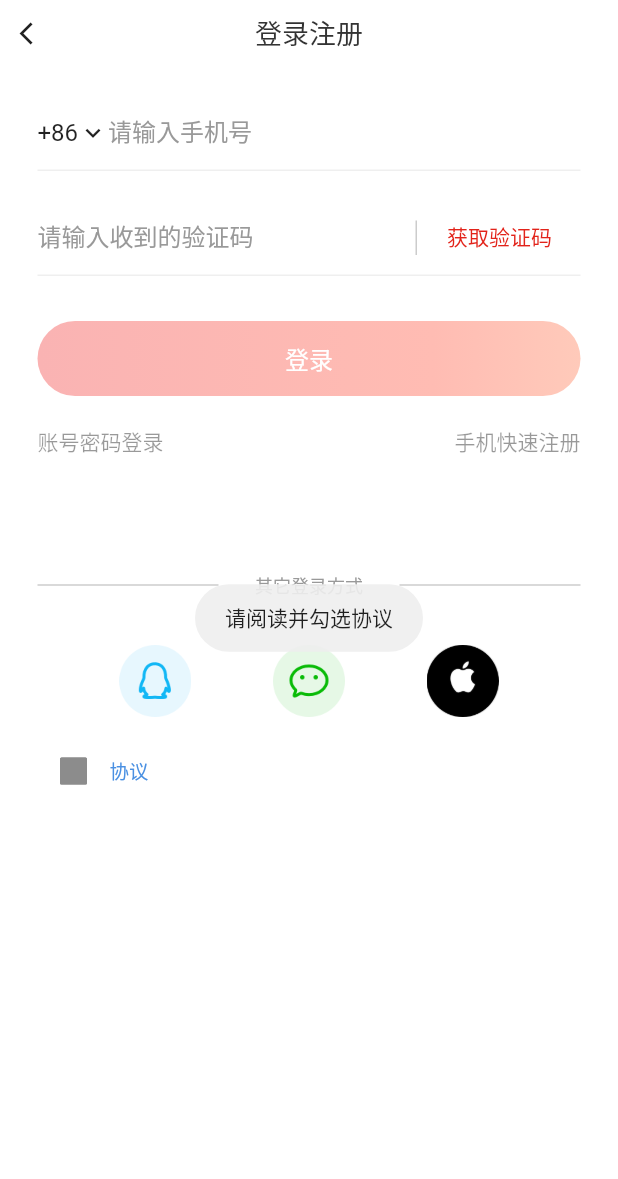
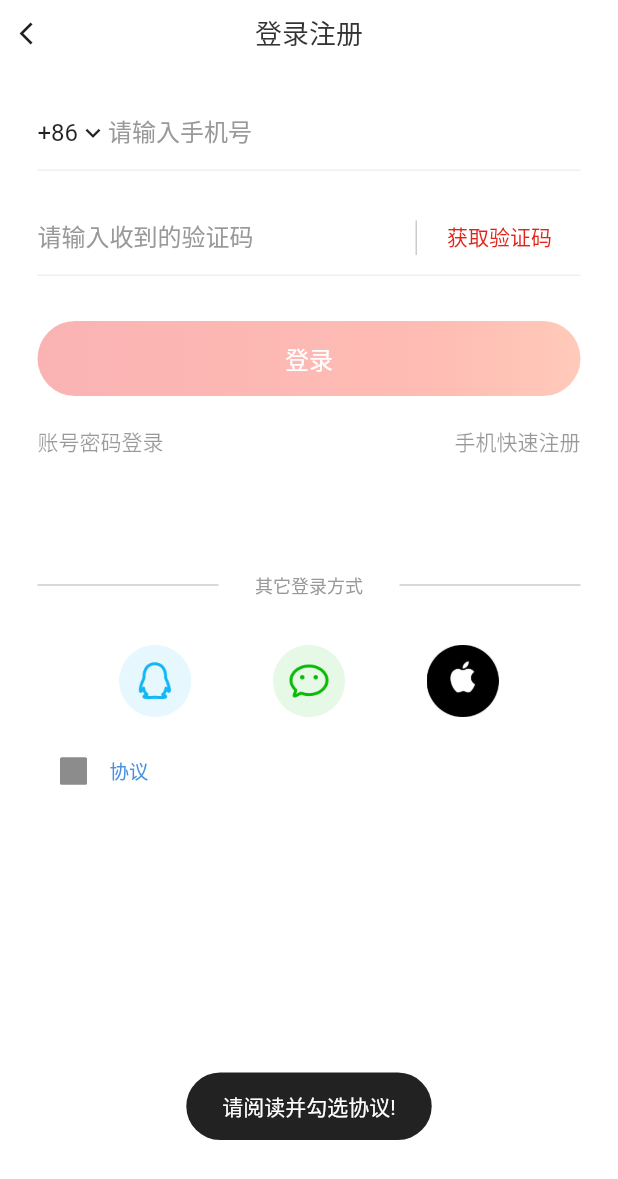
Before and after one commit to 66414380/jd_demo_202302, a Flutter app: the Login screen opened by its route, after a tap on "获取验证码", on a phone screen of 412 x 824 dp. Shown: the top 1179 px of the screen. Run offline on Flutter 3.47's test engine with Material 2 defaults, Android fonts, the phone set to English and light mode, and no system bars; our stand-ins replace dio, easy_refresh, flutter_keyboard_visibility, fluttertoast, go_router, preload_page_view and 3 more; accounts and stored records are empty; network calls fail.

Commit message:
更新代码

```diff
--- /dev/null
+++ b/lib/components/customToast.dart
@@ -0,0 +1,64 @@
+import 'package:flutter/material.dart';
+import 'package:fluttertoast/fluttertoast.dart';
+import 'package:jd_demo_202302/main.dart';
+
+/*
+MaterialApp.router(
+          builder: (BuildContext context, Widget? child) {
+            return MaterialApp(
+              navigatorKey: navigatorKey, // 使用fToast需要设置navigatorKey FToastBuilder()
+              builder: FToastBuilder(),
+              home: child,
+            );
+          },
+          title: 'Jd Demo',
+          theme: ThemeData(
+            primarySwatch: Colors.blue,
+          ),
+          routerConfig: router(),
+        )
+需要先在根页面初始化  GlobalKey<NavigatorState> navigatorKey = GlobalKey<NavigatorState>(); 或者 CustomToast(context);
+再在需要的地方调用 CustomToast().showToast('再次返回退出');
+ */
+class CustomToast {
+  static CustomToast? instance;
+  factory CustomToast() => instance ??= CustomToast.init();
+  FToast fToast = FToast();
+
+  CustomToast.init() {
+    // context不能为null，否则将会卡住代码（不会报错!），不能调用CustomToast().showToast('123')
+    // print('111111${navigatorKey.currentContext}');
+    fToast.init(navigatorKey.currentContext!);
+  }
+
+  showToast(name) {
+    fToast.showToast(
+      child: toastWidget(name),
+        gravity: ToastGravity.BOTTOM,
+        toastDuration: const Duration(seconds: 2),
+    );
+  }
+
+  closeToast() {
+    fToast.removeCustomToast();
+  }
+
+  Widget toastWidget(name) {
+    return Container(
+      padding: const EdgeInsets.symmetric(horizontal: 24.0, vertical: 12.0),
+      decoration: BoxDecoration(
+        borderRadius: BorderRadius.circular(25.0),
+        color: Colors.black87,
+      ),
+      child: Row(
+        mainAxisSize: MainAxisSize.min,
+        children: [
+          Text(
+            name,
+            style: const TextStyle(color: Colors.white),
+          ),
+        ],
+      ),
+    );
+  }
+}
--- a/lib/login.dart
+++ b/lib/login.dart
@@ -1,13 +1,18 @@
+import 'dart:async';
+
 import 'package:flutter/cupertino.dart';
 import 'package:flutter/material.dart';
 import 'package:flutter/services.dart';
+import 'package:flutter_keyboard_visibility/flutter_keyboard_visibility.dart';
 import 'package:fluttertoast/fluttertoast.dart';
 import 'package:go_router/go_router.dart';
 import 'package:jd_demo_202302/components/confirmDialog.dart';
 import 'package:jd_demo_202302/components/countryPicker.dart';
 import 'package:jd_demo_202302/components/customAppBar.dart';
 import 'package:jd_demo_202302/components/customPageRoute.dart';
+import 'package:jd_demo_202302/components/customToast.dart';
 import 'package:jd_demo_202302/model/bottomBarListModel.dart';
+import 'package:jd_demo_202302/utils/utils.dart';
 import 'package:provider/provider.dart';
 import 'package:shared_preferences/shared_preferences.dart';
 
@@ -26,6 +31,7 @@ class _LoginState extends State<Login> {
   late bool checkSubmit = false;
   final Future<SharedPreferences> _prefs = SharedPreferences.getInstance();
   late String country = '86';
+  late StreamSubscription<bool> keyboardSubscription;
   @override
   void initState() {
     super.initState();
@@ -35,6 +41,16 @@ class _LoginState extends State<Login> {
     codeController.addListener(() {
       setState(() {}); // 需要更新才能动态改变Icon
     });
+
+    var keyboardVisibilityController = KeyboardVisibilityController();
+    // Query
+    print('Keyboard visibility direct query: ${keyboardVisibilityController.isVisible}');
+
+    // Subscribe
+    keyboardSubscription = keyboardVisibilityController.onChange.listen((bool visible) {
+      print('Keyboard visibility update. Is visible: $visible');
+    });
+
   }
 
   @override
@@ -42,11 +58,12 @@ class _LoginState extends State<Login> {
     super.dispose();
     phoneController.dispose();
     codeController.dispose();
+    keyboardSubscription.cancel();
   }
 
-  get checkColor  {
+  get checkColor {
     var phoneCheck = RegExp(r"^1[3-9]\d{9}$").hasMatch(phoneController.text);
-    if(isChecked && phoneCheck && codeController.text.length == 6) {
+    if (isChecked && phoneCheck && codeController.text.length == 6) {
       checkSubmit = true;
       return [
         const Color(0xfff10000),
@@ -65,7 +82,8 @@ class _LoginState extends State<Login> {
 
   @override
   Widget build(BuildContext context) {
-    return Scaffold(
+    return KeyboardDismissOnTap(
+        child: Scaffold(
             backgroundColor: Colors.white,
             body: ListView(
               children: [
@@ -88,8 +106,8 @@ class _LoginState extends State<Login> {
                         child: Center(
                           child: Text(
                             '登录注册',
-                        style:
-                            TextStyle(fontSize: 18, color: Color(0xff333333)),
+                            style: TextStyle(
+                                fontSize: 18, color: Color(0xff333333)),
                           ),
                         ),
                       ),
@@ -110,35 +128,46 @@ class _LoginState extends State<Login> {
                                 Container(
                                   height: 50,
                                   margin: const EdgeInsets.only(top: 20),
-                              padding: const EdgeInsets.symmetric(vertical: 10),
+                                  padding:
+                                      const EdgeInsets.symmetric(vertical: 10),
                                   decoration: const BoxDecoration(
                                       border: Border(
                                           bottom: BorderSide(
-                                          width: 1, color: Color(0xffefefef)))),
+                                              width: 1,
+                                              color: Color(0xffefefef)))),
                                   child: Row(
                                     children: [
-                                  GestureDetector(onTap: () async {
-                                    final res = await Navigator.of(context).push(CupertinoPageRoute(builder: (context) => const CountryPicker())); // iso页面跳转
+                                      GestureDetector(
+                                        onTap: () async {
+                                          final res = await Navigator.of(
+                                                  context)
+                                              .push(CupertinoPageRoute(
+                                                  builder: (context) =>
+                                                      const CountryPicker())); // iso页面跳转
                                           // final res = await Navigator.of(context).push(MaterialPageRoute(builder: (context) => const CountryPicker())); // android页面跳转
                                           // final res = await Navigator.of(context).push(EnterExitRoute(exitPage: widget, enterPage: const CountryPicker())); // 自定义左右 原页面数据显示有问题
 
                                           // final res = await Navigator.of(context).push(SlideRoute(page: const CountryPicker()));// 自定义左右
-                                    if(res != null) {
+                                          if (res != null) {
                                             setState(() {
                                               country = res;
                                             });
                                           }
-                                  },child: Row(children: [
+                                        },
+                                        child: Row(
+                                          children: [
                                             Text(
                                               '+$country',
-                                      style: const TextStyle(fontSize: 16),
+                                              style:
+                                                  const TextStyle(fontSize: 16),
                                             ),
                                             const Icon(
                                               Icons.keyboard_arrow_down,
                                               size: 20,
                                             ),
-                                  ],),),
-
+                                          ],
+                                        ),
+                                      ),
                                       Expanded(
                                           child: TextFormField(
                                         controller: phoneController,
@@ -152,8 +181,8 @@ class _LoginState extends State<Login> {
                                           leading: 0.5,
                                         ),
                                         decoration: InputDecoration(
-                                        suffixIcon:
-                                            phoneController.text.isNotEmpty
+                                            suffixIcon: phoneController
+                                                    .text.isNotEmpty
                                                 ? GestureDetector(
                                                     onTap: () {
                                                       phoneController.text = '';
@@ -173,7 +202,8 @@ class _LoginState extends State<Login> {
                                             border: const OutlineInputBorder(
                                                 borderSide: BorderSide.none)),
                                         inputFormatters: <TextInputFormatter>[
-                                      FilteringTextInputFormatter.digitsOnly,
+                                          FilteringTextInputFormatter
+                                              .digitsOnly,
                                           LengthLimitingTextInputFormatter(11)
                                           //限制长度
                                         ],
@@ -185,11 +215,13 @@ class _LoginState extends State<Login> {
                                 Container(
                                   height: 50,
                                   margin: const EdgeInsets.only(top: 20),
-                              padding: const EdgeInsets.symmetric(vertical: 10),
+                                  padding:
+                                      const EdgeInsets.symmetric(vertical: 10),
                                   decoration: const BoxDecoration(
                                       border: Border(
                                           bottom: BorderSide(
-                                          width: 1, color: Color(0xffefefef)))),
+                                              width: 1,
+                                              color: Color(0xffefefef)))),
                                   child: Row(
                                     children: [
                                       Expanded(
@@ -205,8 +237,8 @@ class _LoginState extends State<Login> {
                                           leading: 0.5,
                                         ),
                                         decoration: InputDecoration(
-                                        suffixIcon:
-                                            codeController.text.isNotEmpty
+                                            suffixIcon: codeController
+                                                    .text.isNotEmpty
                                                 ? GestureDetector(
                                                     onTap: () {
                                                       codeController.text = '';
@@ -226,7 +258,8 @@ class _LoginState extends State<Login> {
                                             border: const OutlineInputBorder(
                                                 borderSide: BorderSide.none)),
                                         inputFormatters: <TextInputFormatter>[
-                                      FilteringTextInputFormatter.digitsOnly,
+                                          FilteringTextInputFormatter
+                                              .digitsOnly,
                                           LengthLimitingTextInputFormatter(6)
                                           //限制长度
                                         ],
@@ -235,7 +268,8 @@ class _LoginState extends State<Login> {
                                       Container(
                                         width: 110,
                                         height: 23,
-                                    padding: const EdgeInsets.only(left: 20),
+                                        padding:
+                                            const EdgeInsets.only(left: 20),
                                         decoration: const BoxDecoration(
                                             border: Border(
                                                 left: BorderSide(
@@ -243,21 +277,23 @@ class _LoginState extends State<Login> {
                                                     color: Color(0xffcccccc)))),
                                         child: GestureDetector(
                                             onTap: () {},
-                                      child: GestureDetector(onTap: () {
-                                        if(!isChecked) {
-                                          Fluttertoast.showToast(
-                                            msg: "请阅读并勾选协议",
-                                            gravity: ToastGravity.CENTER
-                                          );
+                                            child: GestureDetector(
+                                              onTap: () {
+                                                if (!isChecked) {
+                                                  // Fluttertoast.showToast(
+                                                  //     msg: "请阅读并勾选协议",
+                                                  //     gravity:
+                                                  //         ToastGravity.CENTER);
+                                                  CustomToast().showToast('请阅读并勾选协议!');
                                                 }
-
-                                      }, child: const Text(
+                                              },
+                                              child: const Text(
                                                 '获取验证码',
                                                 style: TextStyle(
                                                     fontSize: 14,
                                                     color: Color(0xffe2231a)),
-                                      ),)
                                               ),
+                                            )),
                                       )
                                     ],
                                   ),
@@ -271,13 +307,17 @@ class _LoginState extends State<Login> {
                         // 登录
                         GestureDetector(
                             onTap: () async {
-                          if(checkSubmit) {
+                              if (checkSubmit) {
+                                keyboardUnFocus(context);
                                 ConfirmDialog.showLoading(context);
                                 final SharedPreferences prefs = await _prefs;
-                            await Future.delayed(const Duration(seconds: 1));
+                                await Future.delayed(
+                                    const Duration(seconds: 1));
                                 ConfirmDialog.close();
                                 prefs.setString('token', phoneController.text);
-                            context.read<BottomBarList>().setHasLoginBottomBarList();
+                                context
+                                    .read<BottomBarList>()
+                                    .setHasLoginBottomBarList();
                                 context.pop(phoneController.text);
                               }
                             },
@@ -285,22 +325,19 @@ class _LoginState extends State<Login> {
                               width: double.infinity,
                               height: 50,
                               alignment: Alignment.center,
-                          decoration:  BoxDecoration(
+                              decoration: BoxDecoration(
                                   gradient: LinearGradient(
                                       colors: checkColor,
-                                  stops: const [
-                                    0,
-                                    0.73,
-                                    1
-                                  ],
+                                      stops: const [0, 0.73, 1],
                                       begin: const FractionalOffset(0.0, 0.5),
                                       // Alignment.topCenter
                                       end: const FractionalOffset(1.0, 0.5)),
-                              borderRadius:
-                                  const BorderRadius.all(Radius.circular(25))),
+                                  borderRadius: const BorderRadius.all(
+                                      Radius.circular(25))),
                               child: const Text(
                                 '登录',
-                            style: TextStyle(fontSize: 16, color: Colors.white),
+                                style: TextStyle(
+                                    fontSize: 16, color: Colors.white),
                               ),
                             )),
                         Container(
@@ -408,14 +445,14 @@ class _LoginState extends State<Login> {
                                 }),
                             const Text(
                               '协议',
-                          style:
-                              TextStyle(fontSize: 13, color: Color(0xff4a90e2)),
+                              style: TextStyle(
+                                  fontSize: 13, color: Color(0xff4a90e2)),
                             )
                           ],
                         )
                       ],
                     )),
               ],
-        ));
+            )));
   }
 }
--- a/lib/me.dart
+++ b/lib/me.dart
@@ -161,7 +161,7 @@ class _MeState extends State<Me> with AutomaticKeepAliveClientMixin {
                 ),
                 GestureDetector(
                     onTap: () async {
-                      final res = await Navigator.of(context).push(EnterExitRoute(exitPage: widget, enterPage: const AccountV2()));
+                      final res = await Navigator.of(context).push(CupertinoPageRoute(builder: (context) => const AccountV2()));
                       if(res != null) {
                         setState(() {
                           loginName = '';
--- a/pubspec.yaml
+++ b/pubspec.yaml
@@ -37,6 +37,7 @@ dependencies:
   cupertino_icons: ^1.0.2
   dio: ^4.0.6
   easy_refresh: ^3.3.1
+  flutter_keyboard_visibility: ^5.4.0
   fluttertoast: ^8.2.1
   go_router: ^6.0.0
   preload_page_view: ^0.1.6
```
Also changed, not shown: lib/api/dioApi.dart (added, +354 -0 lines), lib/app.dart (+34 -11 lines), lib/home.dart (+14 -2 lines), lib/main.dart (+9 -1 lines), lib/utils/utils.dart (added, +10 -0 lines), pubspec.lock. Lines whose indentation alone changed are shown as unchanged.
